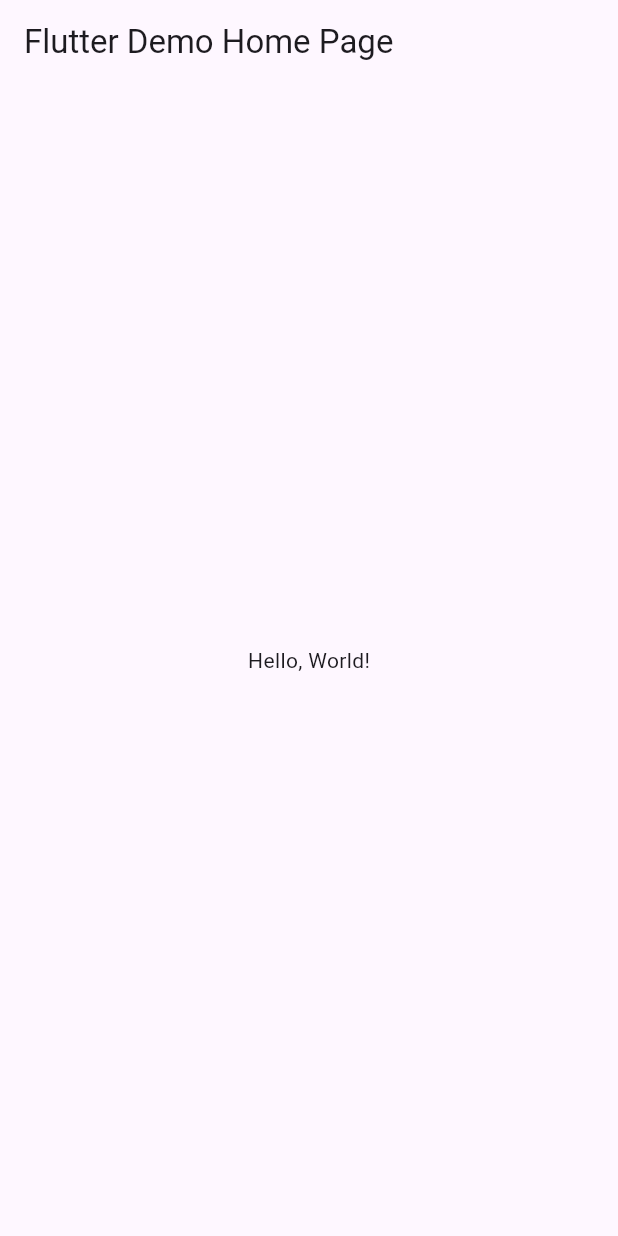
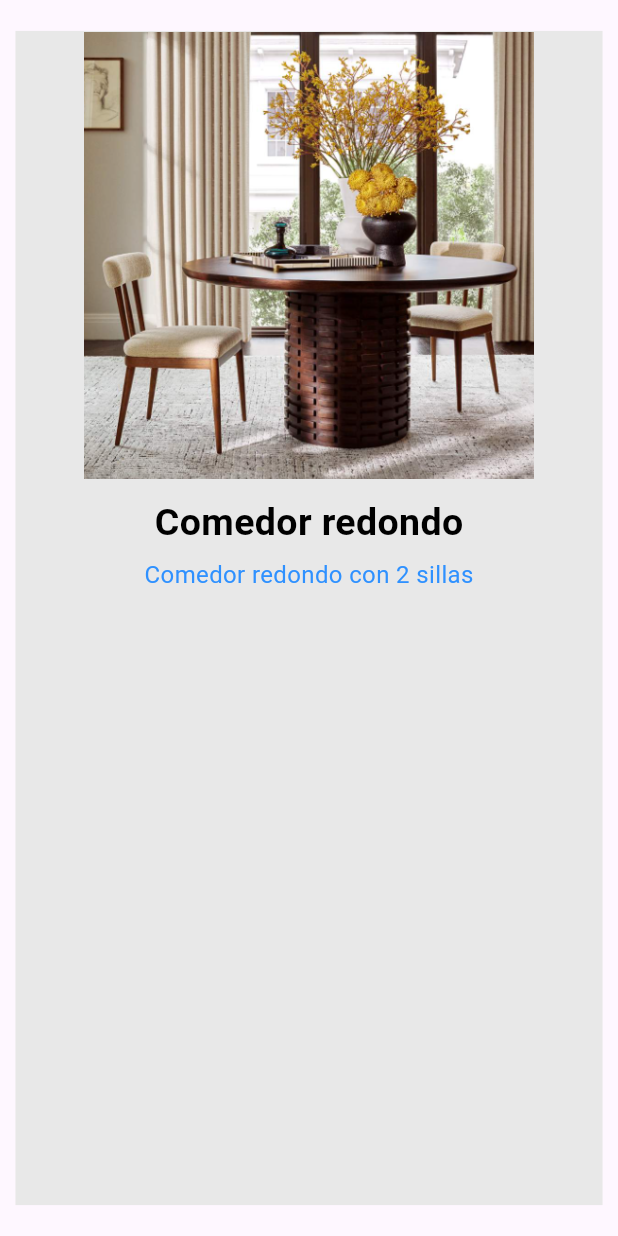
Before and after one commit to MartinezI128/UII_Act6_disenio, a Flutter app: the screen it shows after launch, on a phone screen of 412 x 824 dp. Run offline on Flutter 3.47's test engine with Material 3 defaults, Android fonts, the phone set to English and light mode, and no system bars.

```diff
--- a/analysis_options.yaml
+++ b/analysis_options.yaml
@@ -23,6 +23,6 @@ linter:
   rules:
     # avoid_print: false  # Uncomment to disable the `avoid_print` rule
     # prefer_single_quotes: true  # Uncomment to enable the `prefer_single_quotes` rule
-
+    prefer_const_constructor: false
 # Additional information about this file can be found at
 # https://dart.dev/guides/language/analysis-options
--- /dev/null
+++ b/lib/data/product_data.dart
@@ -0,0 +1,16 @@
+import 'package:uii_act6_disenio/modelos/product_model.dart';
+
+List<ProductModel> products = [
+  ProductModel(
+      img: "assets/images/comedor.png",
+      title: "Comedor redondo",
+      description: "Comedor redondo con 2 sillas"),
+  ProductModel(
+      img: "assets/images/sala.png",
+      title: "Sala comoda",
+      description: "Sala color verde para la familia"),
+  ProductModel(
+      img: "assets/images/sillon.png",
+      title: "Sillon de gamusa",
+      description: "Sillon de gamusa muy comodo"),
+];
--- a/lib/main.dart
+++ b/lib/main.dart
@@ -1,43 +1,18 @@
 import 'package:flutter/material.dart';
+import 'package:uii_act6_disenio/screens/splash_screen.dart';
 
-void main() => runApp(MyApp());
+void main() {
+  runApp(MyApp());
+}
 
 class MyApp extends StatelessWidget {
-  const MyApp({super.key});
-  // This widget is the root of your application.
+  const MyApp({Key? key}) : super(key: key);
+
   @override
   Widget build(BuildContext context) {
     return MaterialApp(
-      // Application name
-      title: 'Flutter Hello World',
-      // Application theme data, you can set the colors for the application as
-      // you want
-      theme: ThemeData(
-        // useMaterial3: false,
-        primarySwatch: Colors.blue,
-      ),
-      // A widget which will be started on application startup
-      home: MyHomePage(title: 'Flutter Demo Home Page'),
+      debugShowCheckedModeBanner: false,
+      home: SplashScreen(),
     );
   }
 }
-
-class MyHomePage extends StatelessWidget {
-  final String title;
-  const MyHomePage({super.key, required this.title});
-
-  @override
-  Widget build(BuildContext context) {
-    return Scaffold(
-      appBar: AppBar(
-        // The title text which will be shown on the action bar
-        title: Text(title),
-      ),
-      body: Center(
-        child: Text(
-          'Hello, World!',
-        ),
-      ),
-    );
-  }
-}
--- /dev/null
+++ b/lib/modelos/product_model.dart
@@ -0,0 +1,8 @@
+class ProductModel {
+  final String img;
+  final String title;
+  final String description;
+
+  ProductModel(
+      {required this.img, required this.title, required this.description});
+}
--- /dev/null
+++ b/lib/screens/splash_screen.dart
@@ -0,0 +1,103 @@
+import 'package:flutter/material.dart';
+import 'package:uii_act6_disenio/data/product_data.dart';
+
+class SplashScreen extends StatefulWidget {
+  const SplashScreen({Key? key}) : super(key: key);
+
+  @override
+  _SplashScreenState createState() => _SplashScreenState();
+}
+
+class _SplashScreenState extends State<SplashScreen> {
+  late PageController _pageController;
+  int _currentPageIndex = 0;
+
+  @override
+  void initState() {
+    super.initState();
+    _pageController = PageController(initialPage: _currentPageIndex);
+  }
+
+  @override
+  Widget build(BuildContext context) {
+    return Scaffold(
+      body: SafeArea(
+        child: Center(
+          child: Container(
+            height: MediaQuery.of(context).size.height * 0.95,
+            width: MediaQuery.of(context).size.width * 0.95,
+            color: Color(0xffe8e8e8),
+            child: Column(
+              children: [
+                Expanded(
+                  child: PageView.builder(
+                    controller: _pageController,
+                    itemCount: products.length,
+                    onPageChanged: (index) {
+                      setState(() {
+                        _currentPageIndex = index;
+                      });
+                    },
+                    itemBuilder: (context, index) {
+                      return Column(
+                        children: [
+                          GestureDetector(
+                            onHorizontalDragEnd: (details) {
+                              if (details.primaryVelocity! > 0) {
+                                _pageController.previousPage(
+                                    duration: Duration(milliseconds: 300),
+                                    curve: Curves.ease);
+                              } else if (details.primaryVelocity! < 0) {
+                                _pageController.nextPage(
+                                    duration: Duration(milliseconds: 300),
+                                    curve: Curves.ease);
+                              }
+                            },
+                            child: Container(
+                              height: 300,
+                              width: 300,
+                              padding: const EdgeInsets.all(8.0),
+                              decoration: BoxDecoration(
+                                image: DecorationImage(
+                                  image: AssetImage(products[index].img),
+                                ),
+                              ),
+                            ),
+                          ),
+                          SizedBox(height: 10),
+                          Center(
+                            child: Text(
+                              products[index].title,
+                              style: TextStyle(
+                                  fontSize: 25,
+                                  fontWeight: FontWeight.bold,
+                                  color: Color(0xff000000)),
+                            ),
+                          ),
+                          SizedBox(height: 5),
+                          Center(
+                            child: Text(
+                              products[index].description,
+                              style: TextStyle(
+                                  fontSize: 16, color: Color(0xff2f91ff)),
+                            ),
+                          ),
+                        ],
+                      );
+                    },
+                  ),
+                )
+              ],
+            ),
+          ),
+        ),
+      ),
+    );
+  }
+
+  @override
+  void dispose() {
+    _pageController.dispose();
+    super.dispose();
+  }
+}
```
Also changed, not shown: pubspec.yaml (+5 -3 lines), assets/images/comedor.png (added), assets/images/sala.png (added), assets/images/sillon.png (added).
